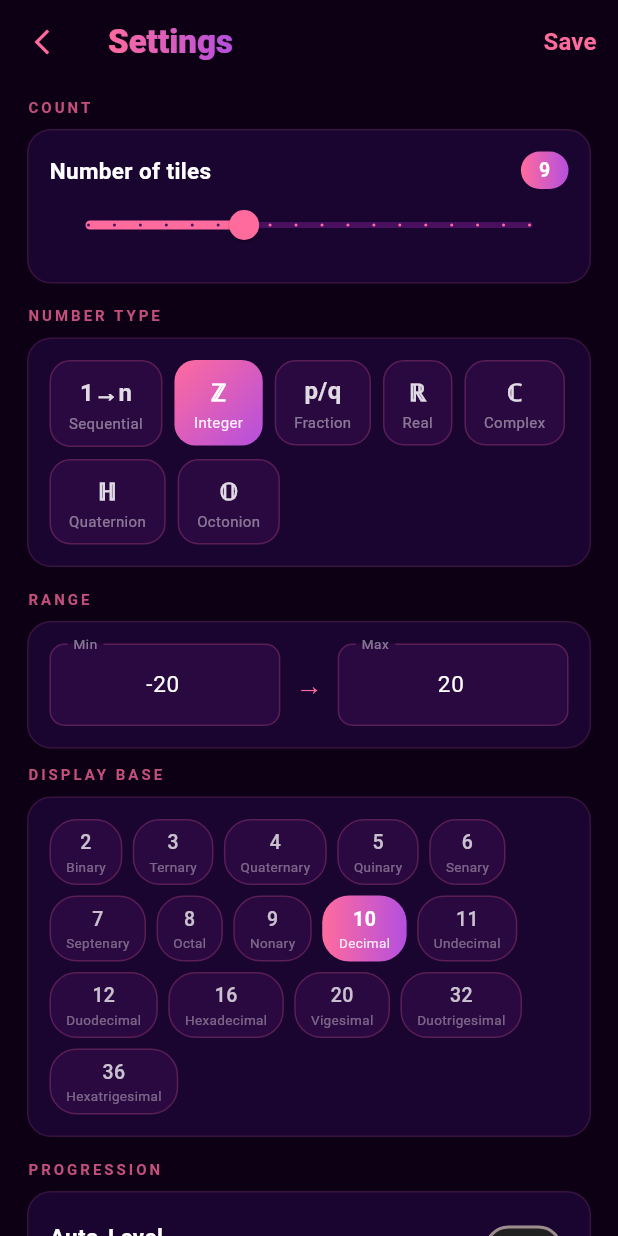
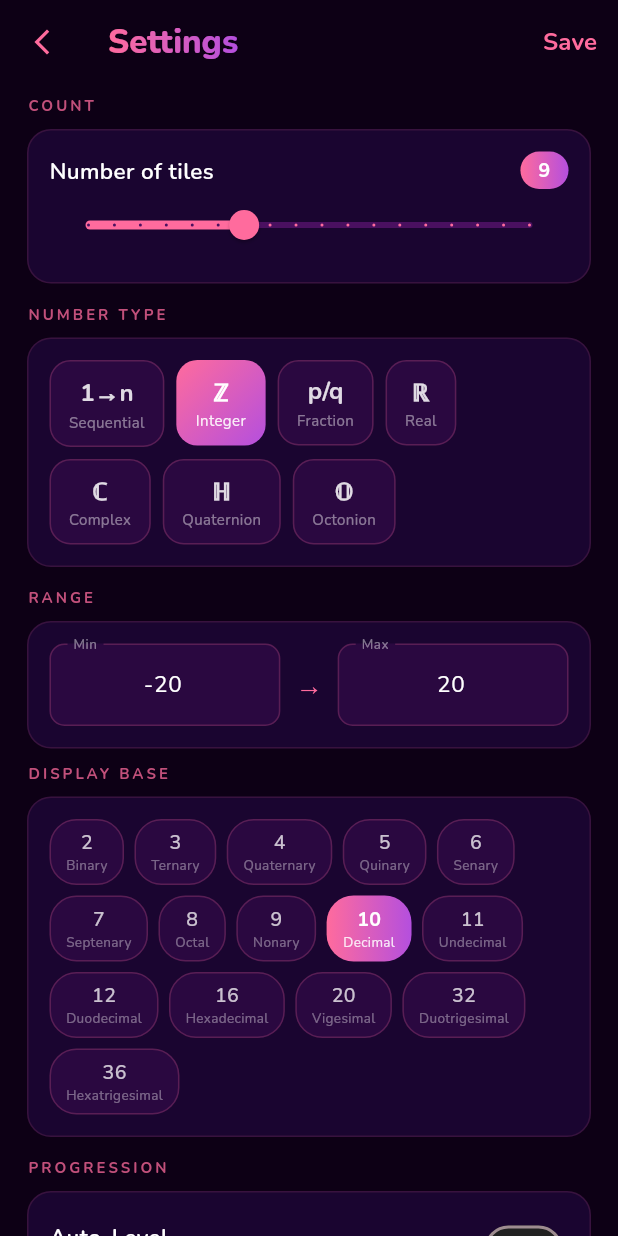
Before and after one commit to Marin-Kitagawa/Mira, a Flutter app: the SettingsScreen screen opened directly with empty values, after a tap on an icon or button, on a phone screen of 412 x 824 dp. Run offline on Flutter 3.47's test engine with Material 3 defaults, Android fonts, the light colour scheme and no system bars; our stand-ins replace google_fonts, shared_preferences; accounts and stored records are empty.

Commit message:
feat(typography): apply Nunito font via google_fonts
Adds google_fonts dependency and sets Nunito as the app-wide text theme.
Tile labels also use GoogleFonts.nunito() directly for consistent rendering
across all platforms.

```diff
--- a/lib/main.dart
+++ b/lib/main.dart
@@ -1,6 +1,7 @@
 import 'package:flutter/foundation.dart';
 import 'package:flutter/material.dart';
 import 'package:flutter/services.dart';
+import 'package:google_fonts/google_fonts.dart';
 import 'screens/game_screen.dart';
 
 void main() {
@@ -34,6 +35,9 @@ class MiraApp extends StatelessWidget {
         ),
         useMaterial3: true,
         scaffoldBackgroundColor: const Color(0xFF080010),
+        textTheme: GoogleFonts.nunitoTextTheme(
+          ThemeData(brightness: Brightness.dark).textTheme,
+        ),
         appBarTheme: const AppBarTheme(
           backgroundColor: Colors.transparent,
           elevation: 0,
--- a/lib/widgets/number_tile.dart
+++ b/lib/widgets/number_tile.dart
@@ -1,5 +1,6 @@
 import 'dart:math';
 import 'package:flutter/material.dart';
+import 'package:google_fonts/google_fonts.dart';
 
 // 12 feminine gradient pairs (pink → purple spectrum)
 const List<List<Color>> kFeminineGradients = [
@@ -122,7 +123,7 @@ class NumberTile extends StatelessWidget {
                     child: Text(
                       label,
                       textAlign: TextAlign.center,
-                      style: TextStyle(
+                      style: GoogleFonts.nunito(
                         color: tapped ? Colors.grey.shade500 : Colors.white,
                         fontSize: fontSize,
                         fontWeight: FontWeight.w700,
--- a/pubspec.yaml
+++ b/pubspec.yaml
@@ -33,6 +33,7 @@ dependencies:
 
   cupertino_icons: ^1.0.8
   shared_preferences: ^2.3.0
+  google_fonts: ^6.2.1
 
 dev_dependencies:
   flutter_test:
```
Also changed, not shown: pubspec.lock.
